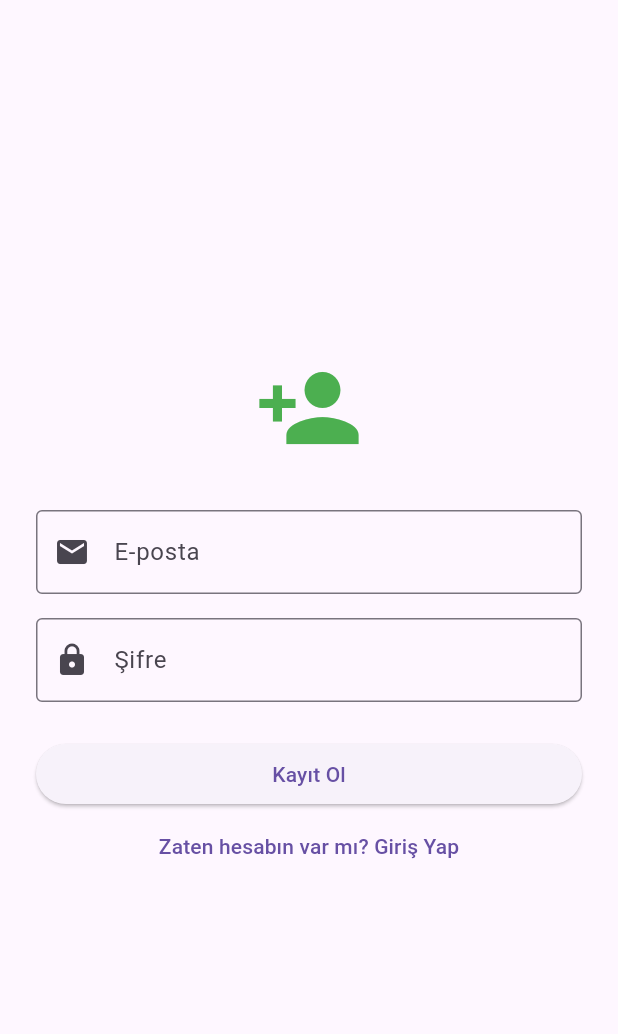
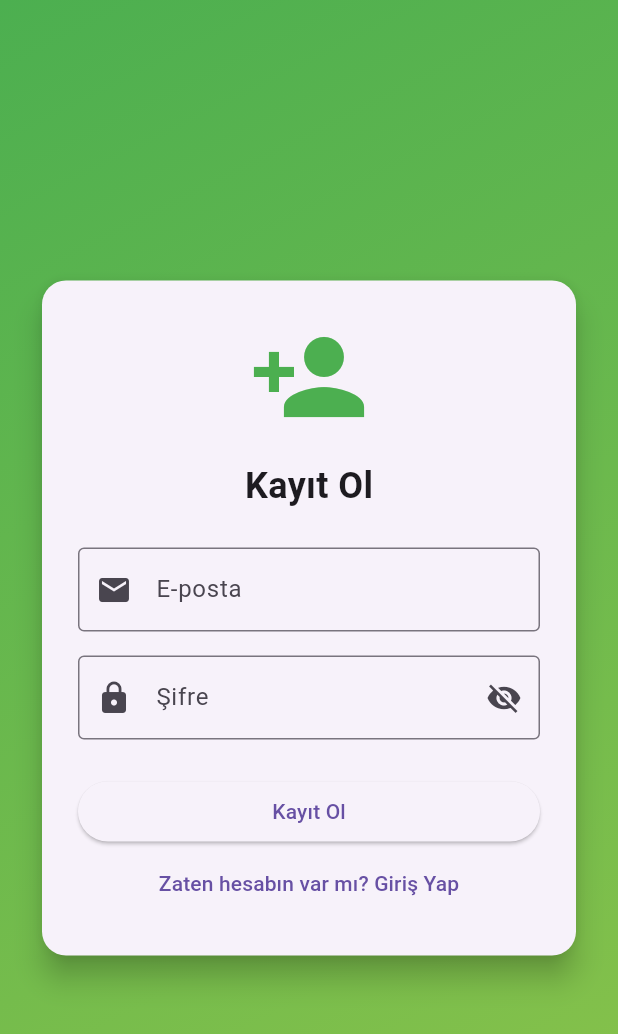
Before and after one commit to envertunasonmez/Mini-E-Commerce-App, a Flutter app: the RegisterView screen opened by its route, on a phone screen of 412 x 824 dp. Shown: the top 1034 px of the screen. Run offline on Flutter 3.47's test engine with Material 3 defaults, Android fonts, the phone set to English and light mode, and no system bars; our stand-ins replace firebase_auth, firebase_core, get; accounts and stored records are empty; generated files the repository leaves out were written again.

Commit message:
update - register

```diff
--- a/mini_e_commerce_app/lib/views/register_view.dart
+++ b/mini_e_commerce_app/lib/views/register_view.dart
@@ -1,62 +1,144 @@
 import 'package:flutter/material.dart';
 import 'package:get/get.dart';
+import 'package:mini_e_commerce_app/app/controllers/register_controller.dart';
 
 class RegisterView extends StatelessWidget {
   RegisterView({super.key});
 
-  final TextEditingController emailController = TextEditingController();
-  final TextEditingController passwordController = TextEditingController();
+  final RegisterController controller = Get.put(RegisterController());
 
   @override
   Widget build(BuildContext context) {
     return Scaffold(
-      body: Center(
+      body: Container(
+        decoration: const BoxDecoration(
+          gradient: LinearGradient(
+            colors: [Colors.green, Colors.lightGreen],
+            begin: Alignment.topLeft,
+            end: Alignment.bottomRight,
+          ),
+        ),
+        child: Center(
           child: SingleChildScrollView(
             padding: const EdgeInsets.all(24.0),
+            child: Card(
+              elevation: 8,
+              shape: RoundedRectangleBorder(
+                borderRadius: BorderRadius.circular(16),
+              ),
+              child: Padding(
+                padding: const EdgeInsets.all(24.0),
                 child: Column(
-            mainAxisAlignment: MainAxisAlignment.center,
+                  mainAxisSize: MainAxisSize.min,
                   children: [
-              const Icon(Icons.person_add, size: 72, color: Colors.green),
-              const SizedBox(height: 32),
-              TextField(
-                controller: emailController,
+                    const _Header(),
+                    const SizedBox(height: 24),
+                    _EmailField(controller: controller),
+                    const SizedBox(height: 16),
+                    _PasswordField(controller: controller),
+                    const SizedBox(height: 24),
+                    _RegisterButton(controller: controller),
+                    const _LoginTextButton(),
+                  ],
+                ),
+              ),
+            ),
+          ),
+        ),
+      ),
+    );
+  }
+}
+
+class _Header extends StatelessWidget {
+  const _Header();
+
+  @override
+  Widget build(BuildContext context) {
+    return Column(
+      children: const [
+        Icon(Icons.person_add, size: 80, color: Colors.green),
+        SizedBox(height: 16),
+        Text(
+          "Kayıt Ol",
+          style: TextStyle(fontSize: 24, fontWeight: FontWeight.bold),
+        ),
+      ],
+    );
+  }
+}
+
+class _EmailField extends StatelessWidget {
+  final RegisterController controller;
+  const _EmailField({required this.controller});
+
+  @override
+  Widget build(BuildContext context) {
+    return TextField(
+      controller: controller.emailController,
       keyboardType: TextInputType.emailAddress,
       decoration: const InputDecoration(
         labelText: "E-posta",
         prefixIcon: Icon(Icons.email),
         border: OutlineInputBorder(),
       ),
-              ),
-              const SizedBox(height: 16),
-              TextField(
-                controller: passwordController,
-                obscureText: true,
-                decoration: const InputDecoration(
+    );
+  }
+}
+
+class _PasswordField extends StatelessWidget {
+  final RegisterController controller;
+  const _PasswordField({required this.controller});
+
+  @override
+  Widget build(BuildContext context) {
+    return Obx(() => TextField(
+          controller: controller.passwordController,
+          obscureText: controller.obscurePassword.value,
+          decoration: InputDecoration(
             labelText: "Şifre",
-                  prefixIcon: Icon(Icons.lock),
-                  border: OutlineInputBorder(),
+            prefixIcon: const Icon(Icons.lock),
+            border: const OutlineInputBorder(),
+            suffixIcon: IconButton(
+              icon: Icon(controller.obscurePassword.value
+                  ? Icons.visibility_off
+                  : Icons.visibility),
+              onPressed: () {
+                controller.obscurePassword.value =
+                    !controller.obscurePassword.value;
+              },
             ),
           ),
-              const SizedBox(height: 24),
-              SizedBox(
+        ));
+  }
+}
+
+class _RegisterButton extends StatelessWidget {
+  final RegisterController controller;
+  const _RegisterButton({required this.controller});
+
+  @override
+  Widget build(BuildContext context) {
+    return SizedBox(
       width: double.infinity,
       child: ElevatedButton(
-                  onPressed: () {
-                    Get.offAllNamed('/home'); // ✅ Firebase Auth sonrası değiştirilecek
-                  },
+        onPressed: controller.register,
         child: const Text("Kayıt Ol"),
-                ),
-              ),
-              TextButton(
-                onPressed: () {
-                  Get.back(); // ✅ Register → Login
-                },
-                child: const Text("Zaten hesabın var mı? Giriş Yap"),
-              ),
-            ],
-          ),
-        ),
       ),
     );
   }
 }
+
+class _LoginTextButton extends StatelessWidget {
+  const _LoginTextButton();
+
+  @override
+  Widget build(BuildContext context) {
+    return TextButton(
+      onPressed: () {
+        Get.back();
+      },
+      child: const Text("Zaten hesabın var mı? Giriş Yap"),
+    );
+  }
+}
```
Lines whose indentation alone changed are shown as unchanged.
